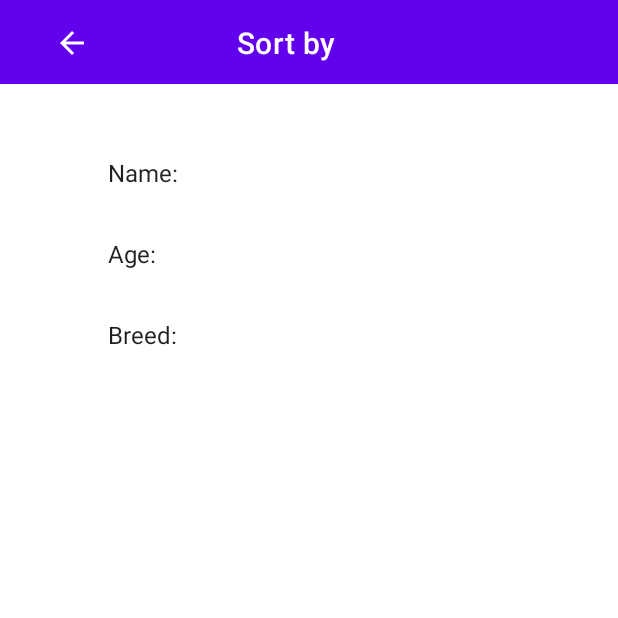
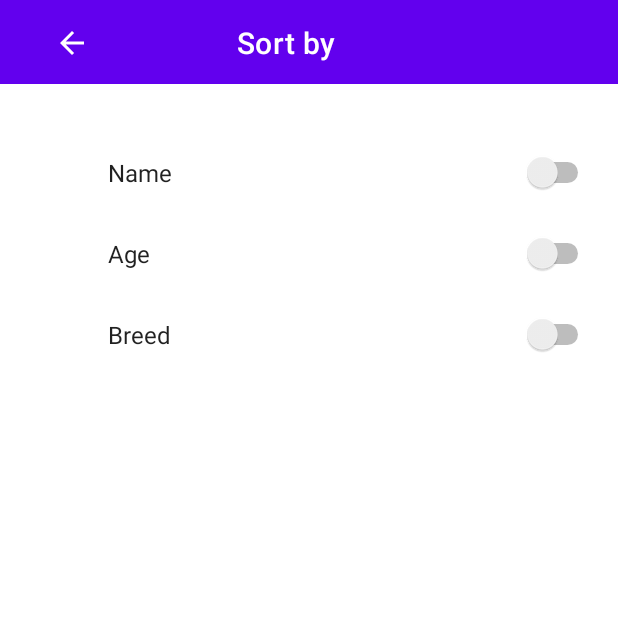
Before and after one commit to omelchenkoaleks/AnimalsProjectForRSSCHOOL, an Android app: the screen it shows after launch (MainActivity), after a tap on an icon or button, on a phone screen of 412 x 824 dp, the top half of it. Run offline under Robolectric (Android 15) with nearby library versions, the phone set to English and light mode, and no system bars; our stand-ins replace Room's generated code, androidx.preference.

Commit message:
for review ...

```diff
--- a/app/src/main/java/com/omelchenkoaleks/animals/MainActivity.kt
+++ b/app/src/main/java/com/omelchenkoaleks/animals/MainActivity.kt
@@ -5,11 +5,9 @@ import androidx.appcompat.app.AppCompatActivity
 import androidx.appcompat.widget.AppCompatImageButton
 import androidx.navigation.NavController
 import androidx.navigation.Navigation
-import androidx.preference.PreferenceManager
 import com.google.android.material.textview.MaterialTextView
 import com.omelchenkoaleks.animals.databinding.ActivityMainBinding
 import com.omelchenkoaleks.animals.utils.APP_ACTIVITY
-import com.omelchenkoaleks.animals.utils.showToast
 
 class MainActivity : AppCompatActivity() {
 
@@ -45,15 +43,4 @@ class MainActivity : AppCompatActivity() {
         setSupportActionBar(toolbar)
     }
 
-    override fun onResume() {
-        super.onResume()
-
-        val prefs = PreferenceManager.getDefaultSharedPreferences(this)
-        val name = prefs.getString(getString(R.string.key_name), "Nothing").toString()
-        val age = prefs.getString(getString(R.string.key_age), "1").toString()
-        val breed = prefs.getString(getString(R.string.key_breed), "Nothing").toString()
-
-        showToast("$name $age $breed")
-    }
-
 }
--- a/app/src/main/java/com/omelchenkoaleks/animals/database/AnimalRepository.kt
+++ b/app/src/main/java/com/omelchenkoaleks/animals/database/AnimalRepository.kt
@@ -1,25 +1,12 @@
 package com.omelchenkoaleks.animals.database
 
-import androidx.preference.PreferenceManager
 import com.omelchenkoaleks.animals.model.Animal
-import com.omelchenkoaleks.animals.utils.APP_ACTIVITY
 import kotlinx.coroutines.flow.Flow
 
 class AnimalRepository(private val animalDao: AnimalDao) {
 
-    private val prefs = PreferenceManager.getDefaultSharedPreferences(APP_ACTIVITY)
-    val name = prefs.getString("key_name", "empty").toString()
-    val age = prefs.getString("key_age", "empty").toString()
-    val breed = prefs.getString("key_breed", "empty").toString()
+    val allAnimals: Flow<List<Animal>> = animalDao.getAllAnimals()
 
-    val allAnimals: Flow<List<Animal>> = when {
-        name != "empty" && age != "empty" && breed != "empty" -> {
-            animalDao.getAllAnimalsBySort(name, age, breed)
-        }
-        else -> {
-            animalDao.getAllAnimals()
-        }
-    }
 
     suspend fun insert(animal: Animal) {
         animalDao.insert(animal)
--- a/app/src/main/java/com/omelchenkoaleks/animals/screens/main/AnimalViewModel.kt
+++ b/app/src/main/java/com/omelchenkoaleks/animals/screens/main/AnimalViewModel.kt
@@ -1,15 +1,39 @@
 package com.omelchenkoaleks.animals.screens.main
 
-import androidx.lifecycle.LiveData
-import androidx.lifecycle.ViewModel
-import androidx.lifecycle.ViewModelProvider
-import androidx.lifecycle.asLiveData
+import androidx.lifecycle.*
+import androidx.preference.PreferenceManager
+import com.omelchenkoaleks.animals.R
 import com.omelchenkoaleks.animals.database.AnimalRepository
 import com.omelchenkoaleks.animals.model.Animal
+import com.omelchenkoaleks.animals.utils.APP_ACTIVITY
 
 class AnimalViewModel(private val repository: AnimalRepository) : ViewModel() {
 
-    val allAnimals: LiveData<List<Animal>> = repository.allAnimals.asLiveData()
+    var allAnimals: LiveData<List<Animal>> = repository.allAnimals.asLiveData()
+
+
+
+    // TRIES TO )))
+//    val animals = sortAnimals()
+//
+//    private fun sortAnimals(): LiveData<List<Animal>> {
+//
+//        val animals = MediatorLiveData<List<Animal>>()
+//
+//        val preference = PreferenceManager.getDefaultSharedPreferences(APP_ACTIVITY)
+//        val isName = preference.getBoolean(APP_ACTIVITY.getString(R.string.key_name), false)
+//        val isAge = preference.getBoolean(APP_ACTIVITY.getString(R.string.key_age), false)
+//        val isBreed = preference.getBoolean(APP_ACTIVITY.getString(R.string.key_breed), false)
+//
+//        if (isName) {
+//            animals.addSource(repository.allAnimals.asLiveData()) { list ->
+//                list.sortedBy { it.name }
+//
+//            }
+//        }
+//
+//        return animals
+//    }
 
 }
 
--- a/app/src/main/java/com/omelchenkoaleks/animals/screens/main/AnimalsFragment.kt
+++ b/app/src/main/java/com/omelchenkoaleks/animals/screens/main/AnimalsFragment.kt
@@ -1,12 +1,10 @@
 package com.omelchenkoaleks.animals.screens.main
 
-import android.annotation.SuppressLint
 import android.os.Bundle
 import android.view.LayoutInflater
 import android.view.View
 import android.view.ViewGroup
 import androidx.fragment.app.Fragment
-import androidx.fragment.app.setFragmentResultListener
 import androidx.fragment.app.viewModels
 import androidx.recyclerview.widget.RecyclerView
 import com.omelchenkoaleks.animals.AnimalsApplication
@@ -20,9 +18,6 @@ class AnimalsFragment : Fragment() {
     private var _binding: FragmentAnimalsBinding? = null
     private val binding get() = requireNotNull(_binding)
 
-    // TODO: until not used!!!
-    var updateList: Boolean = false
-
     private val animalViewModel: AnimalViewModel by viewModels {
         AnimalViewModelFactory((activity?.application as AnimalsApplication).repository)
     }
@@ -30,15 +25,6 @@ class AnimalsFragment : Fragment() {
     private lateinit var recycler: RecyclerView
     private lateinit var adapter: AnimalsAdapter
 
-    @SuppressLint("NotifyDataSetChanged")
-    override fun onCreate(savedInstanceState: Bundle?) {
-        super.onCreate(savedInstanceState)
-
-        // TODO: returned data from fragment Sort ??? until not used!!!
-        setFragmentResultListener("key_redraw_list_request") { _, bundle ->
-            updateList = bundle.getBoolean("key_redraw_list_bundle")
-        }
-    }
 
     override fun onCreateView(
         inflater: LayoutInflater, container: ViewGroup?,
@@ -71,6 +57,7 @@ class AnimalsFragment : Fragment() {
         super.onResume()
         APP_ACTIVITY.toolbarTitle.text = getString(R.string.animals)
         APP_ACTIVITY.buttonSort.visibility = View.VISIBLE
+
     }
 
     override fun onDestroyView() {
--- a/app/src/main/java/com/omelchenkoaleks/animals/screens/sort/SortFragment.kt
+++ b/app/src/main/java/com/omelchenkoaleks/animals/screens/sort/SortFragment.kt
@@ -4,9 +4,7 @@ import android.os.Bundle
 import android.view.LayoutInflater
 import android.view.View
 import android.view.ViewGroup
-import androidx.core.os.bundleOf
 import androidx.fragment.app.Fragment
-import androidx.fragment.app.setFragmentResult
 import com.omelchenkoaleks.animals.R
 import com.omelchenkoaleks.animals.databinding.FragmentSortBinding
 import com.omelchenkoaleks.animals.utils.APP_ACTIVITY
@@ -33,10 +31,6 @@ class SortFragment : Fragment() {
             APP_ACTIVITY.buttonBack.visibility = View.INVISIBLE
 
             redrawList = true
-            setFragmentResult(
-                "key_redraw_list_request",
-                bundleOf("key_redraw_list_bundle" to redrawList)
-            )
 
             APP_ACTIVITY.navController.navigate(R.id.action_extraOnSortFragment_to_animalsFragment)
         }
--- a/app/src/main/res/values/strings.xml
+++ b/app/src/main/res/values/strings.xml
@@ -6,9 +6,9 @@
     <string name="add_animal">Add Animal</string>
     <string name="desc_btn_sort">Sort animals by name, age and breed</string>
     <string name="sort_by">Sort by</string>
-    <string name="sort_by_name">Name:</string>
-    <string name="sort_by_age">Age:</string>
-    <string name="sort_by_breed">Breed:</string>
+    <string name="sort_by_name">Name</string>
+    <string name="sort_by_age">Age</string>
+    <string name="sort_by_breed">Breed</string>
     <string name="key_name">key_name</string>
     <string name="key_age">key_age</string>
     <string name="key_breed">key_breed</string>
--- a/app/src/main/res/xml/sort.xml
+++ b/app/src/main/res/xml/sort.xml
@@ -2,18 +2,18 @@
 <PreferenceScreen xmlns:android="http://schemas.android.com/apk/res/android"
     xmlns:app="http://schemas.android.com/apk/res-auto">
 
-    <EditTextPreference
-        android:defaultValue="Dog"
+    <SwitchPreference
+        android:defaultValue="false"
         android:key="@string/key_name"
         app:title="@string/sort_by_name" />
 
-    <EditTextPreference
-        android:defaultValue="1"
+    <SwitchPreference
+        android:defaultValue="false"
         android:key="@string/key_age"
         app:title="@string/sort_by_age" />
 
-    <EditTextPreference
-        android:defaultValue="Bulldog"
+    <SwitchPreference
+        android:defaultValue="false"
         android:key="@string/key_breed"
         app:title="@string/sort_by_breed" />
 
--- a/build.gradle
+++ b/build.gradle
@@ -5,7 +5,7 @@ buildscript {
         mavenCentral()
     }
     dependencies {
-        classpath "com.android.tools.build:gradle:7.0.1"
+        classpath 'com.android.tools.build:gradle:7.0.2'
         classpath "org.jetbrains.kotlin:kotlin-gradle-plugin:1.5.21"
 
         // NOTE: Do not place your application dependencies here; they belong
```
